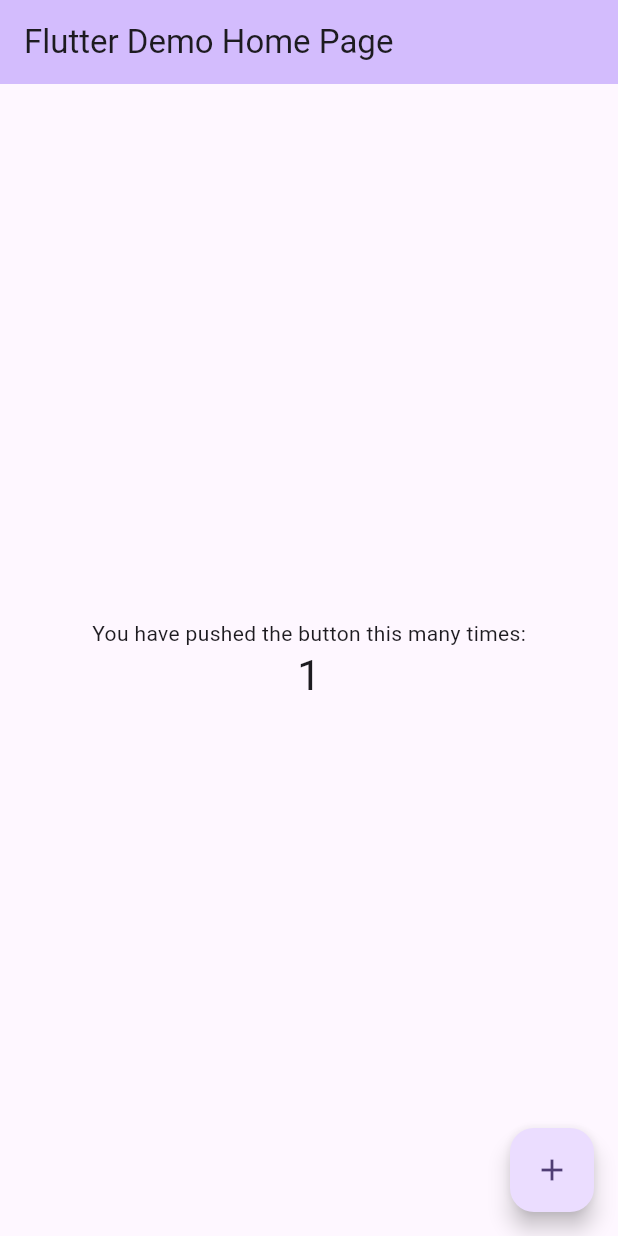
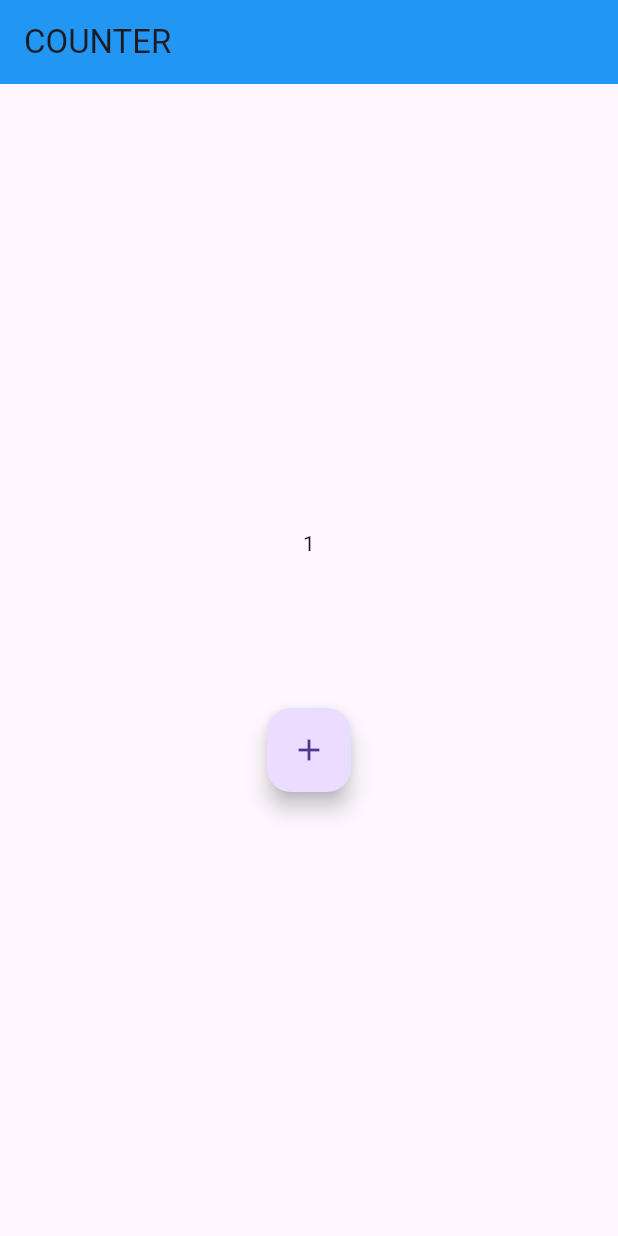
Before and after one commit to krushnakantanayak/counter, a Flutter app: the screen it shows after launch, after a tap on the "add" icon, on a phone screen of 412 x 824 dp. Run offline on Flutter 3.47's test engine with Material 3 defaults, Android fonts, the phone set to English and light mode, and no system bars.

Commit message:
counter: update UI and logic

```diff
--- a/lib/main.dart
+++ b/lib/main.dart
@@ -1,125 +1,19 @@
+import 'package:counter/pages/home_page.dart';
 import 'package:flutter/material.dart';
 
 void main() {
-  runApp(const MyApp());
+  runApp(MyApp());
 }
 
 class MyApp extends StatelessWidget {
   const MyApp({super.key});
 
-  // This widget is the root of your application.
   @override
   Widget build(BuildContext context) {
     return MaterialApp(
-      title: 'Flutter Demo',
-      theme: ThemeData(
-        // This is the theme of your application.
-        //
-        // TRY THIS: Try running your application with "flutter run". You'll see
-        // the application has a purple toolbar. Then, without quitting the app,
-        // try changing the seedColor in the colorScheme below to Colors.green
-        // and then invoke "hot reload" (save your changes or press the "hot
-        // reload" button in a Flutter-supported IDE, or press "r" if you used
-        // the command line to start the app).
-        //
-        // Notice that the counter didn't reset back to zero; the application
-        // state is not lost during the reload. To reset the state, use hot
-        // restart instead.
-        //
-        // This works for code too, not just values: Most code changes can be
-        // tested with just a hot reload.
-        colorScheme: ColorScheme.fromSeed(seedColor: Colors.deepPurple),
-        useMaterial3: true,
-      ),
-      home: const MyHomePage(title: 'Flutter Demo Home Page'),
+      debugShowCheckedModeBanner: false,
+      title: 'CounterApp',
+      home: HomePage(),
     );
   }
 }
-
-class MyHomePage extends StatefulWidget {
-  const MyHomePage({super.key, required this.title});
-
-  // This widget is the home page of your application. It is stateful, meaning
-  // that it has a State object (defined below) that contains fields that affect
-  // how it looks.
-
-  // This class is the configuration for the state. It holds the values (in this
-  // case the title) provided by the parent (in this case the App widget) and
-  // used by the build method of the State. Fields in a Widget subclass are
-  // always marked "final".
-
-  final String title;
-
-  @override
-  State<MyHomePage> createState() => _MyHomePageState();
-}
-
-class _MyHomePageState extends State<MyHomePage> {
-  int _counter = 0;
-
-  void _incrementCounter() {
-    setState(() {
-      // This call to setState tells the Flutter framework that something has
-      // changed in this State, which causes it to rerun the build method below
-      // so that the display can reflect the updated values. If we changed
-      // _counter without calling setState(), then the build method would not be
-      // called again, and so nothing would appear to happen.
-      _counter++;
-    });
-  }
-
-  @override
-  Widget build(BuildContext context) {
-    // This method is rerun every time setState is called, for instance as done
-    // by the _incrementCounter method above.
-    //
-    // The Flutter framework has been optimized to make rerunning build methods
-    // fast, so that you can just rebuild anything that needs updating rather
-    // than having to individually change instances of widgets.
-    return Scaffold(
-      appBar: AppBar(
-        // TRY THIS: Try changing the color here to a specific color (to
-        // Colors.amber, perhaps?) and trigger a hot reload to see the AppBar
-        // change color while the other colors stay the same.
-        backgroundColor: Theme.of(context).colorScheme.inversePrimary,
-        // Here we take the value from the MyHomePage object that was created by
-        // the App.build method, and use it to set our appbar title.
-        title: Text(widget.title),
-      ),
-      body: Center(
-        // Center is a layout widget. It takes a single child and positions it
-        // in the middle of the parent.
-        child: Column(
-          // Column is also a layout widget. It takes a list of children and
-          // arranges them vertically. By default, it sizes itself to fit its
-          // children horizontally, and tries to be as tall as its parent.
-          //
-          // Column has various properties to control how it sizes itself and
-          // how it positions its children. Here we use mainAxisAlignment to
-          // center the children vertically; the main axis here is the vertical
-          // axis because Columns are vertical (the cross axis would be
-          // horizontal).
-          //
-          // TRY THIS: Invoke "debug painting" (choose the "Toggle Debug Paint"
-          // action in the IDE, or press "p" in the console), to see the
-          // wireframe for each widget.
-          mainAxisAlignment: MainAxisAlignment.center,
-          children: <Widget>[
-            const Text(
-              'You have pushed the button this many times:',
-            ),
-            Text(
-              '$_counter',
-              style: Theme.of(context).textTheme.headlineMedium,
-            ),
-          ],
-        ),
-      ),
-      floatingActionButton: FloatingActionButton(
-        onPressed: _incrementCounter,
-        tooltip: 'Increment',
-        child: const Icon(Icons.add),
-      ), // This trailing comma makes auto-formatting nicer for build methods.
-    );
-  }
-}
--- /dev/null
+++ b/lib/pages/home_page.dart
@@ -0,0 +1,44 @@
+import 'package:flutter/material.dart';
+
+class HomePage extends StatefulWidget {
+  const HomePage({super.key});
+
+  @override
+  State<HomePage> createState() => _HomePageState();
+}
+
+class _HomePageState extends State<HomePage> {
+  int counter = 0;
+  void increamentCounter() {
+    setState(() {
+      counter++;
+    });
+  }
+
+  @override
+  Widget build(BuildContext context) {
+    return Scaffold(
+      appBar: AppBar(
+        backgroundColor: Colors.blue,
+        title: Text("COUNTER"),
+      ),
+      body: Center(
+        child: Column(
+          mainAxisAlignment: MainAxisAlignment.center,
+          children: [
+            Text("$counter"),
+            SizedBox(
+              height: 100,
+            ),
+            FloatingActionButton(
+              onPressed: increamentCounter,
+              child: Icon(
+                Icons.add,
+              ),
+            ),
+          ],
+        ),
+      ),
+    );
+  }
+}
```
